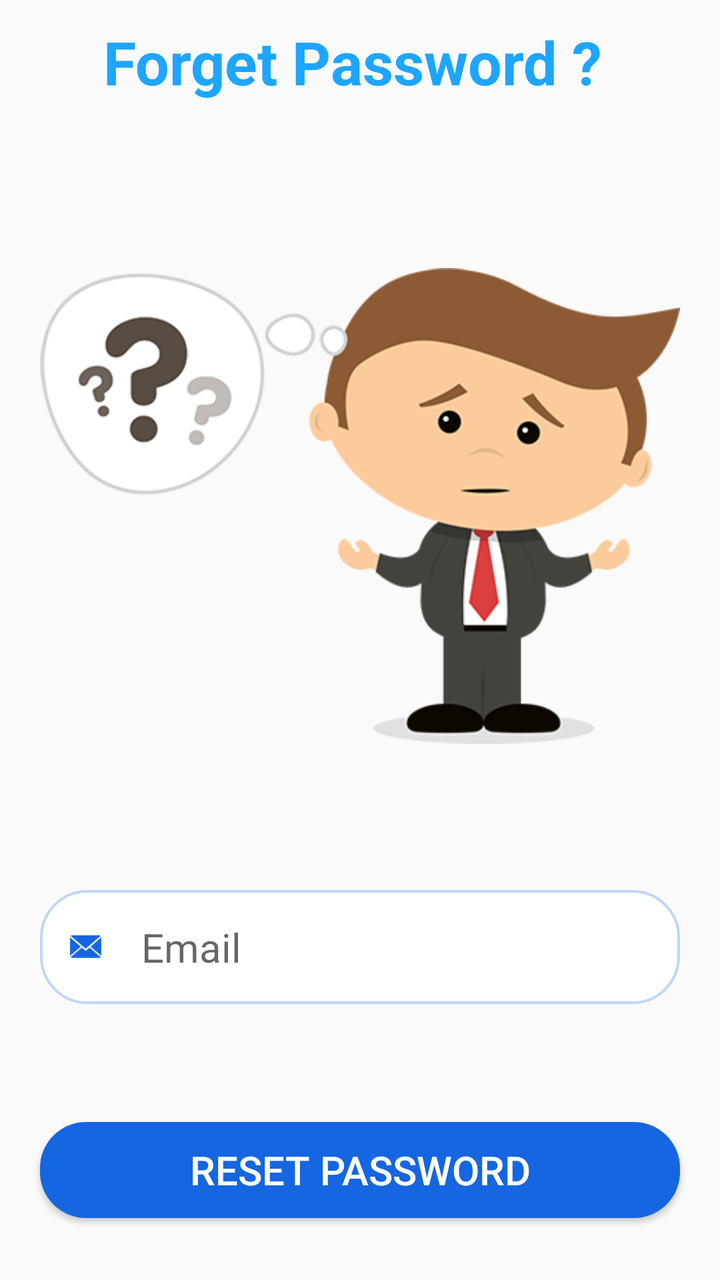
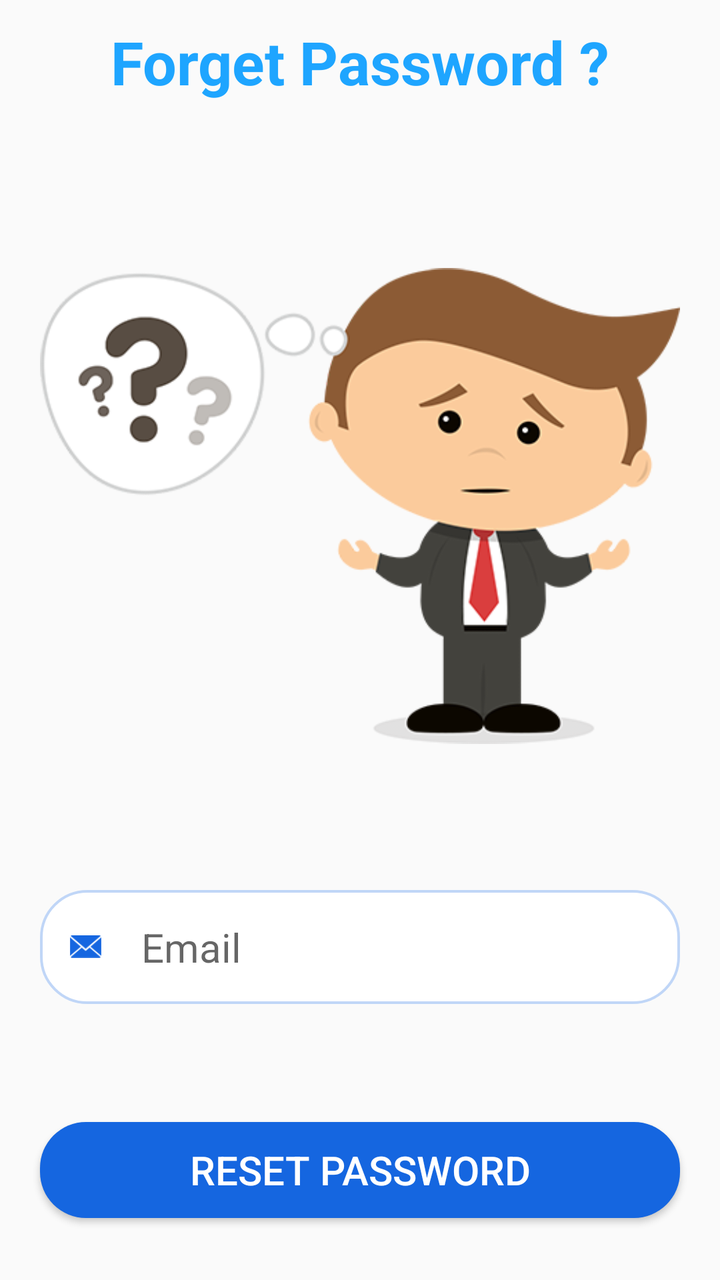

Two renders of the same Android screen: before a commit and after it. Below are the layout's source before the change and the commit's diff.
<!-- AndroidManifest.xml: application theme Theme.AppCompat.Light -->
<!-- res/layout/activity_forget_password.xml -->
<?xml version="1.0" encoding="utf-8"?>
<LinearLayout xmlns:android="http://schemas.android.com/apk/res/android"
    xmlns:app="http://schemas.android.com/apk/res-auto"
    xmlns:tools="http://schemas.android.com/tools"
    android:layout_width="match_parent"
    android:orientation="vertical"
    android:layout_height="match_parent"
    android:gravity="center"
    tools:context=".registration.forgetPasswordActivity">

    <TextView
        android:layout_width="wrap_content"
        android:layout_height="wrap_content"
        android:text="Forget Password ? "
        android:textColor="#1ea5ff"
        android:textSize="30sp"
        android:textStyle="bold"
        />

    <ImageView
        android:layout_width="wrap_content"
        android:layout_height="wrap_content"
        android:layout_marginStart="20dp"
        android:layout_marginTop="30dp"
        android:layout_marginEnd="20dp"
        android:src="@drawable/forget_password_image"
       />



    <RelativeLayout
        android:id="@+id/rl1"
        android:layout_width="match_parent"
        android:layout_height="wrap_content"
        android:layout_margin="20dp"
        android:background="@drawable/blue_border_rounded_cornwe"
     >

        <EditText
            android:id="@+id/forget_password_email_ID"
            android:layout_width="match_parent"
            android:layout_height="wrap_content"
            android:layout_toRightOf="@id/username_icon"
            android:background="@android:color/transparent"
            android:hint="Email"
            android:paddingLeft="20dp"
            android:paddingTop="15dp"
            android:paddingBottom="15dp"
            android:textCursorDrawable="@drawable/cursor_color"
            android:textSize="20sp" />


        <ImageView
            android:id="@+id/username_icon"
            android:layout_width="15.7dp"
            android:layout_height="15.3dp"
            android:layout_centerVertical="true"
            android:layout_marginLeft="15dp"
            android:src="@drawable/email" />

    </RelativeLayout>
    <TextView
        android:id="@+id/confimation_msg_ID"
        android:layout_width="wrap_content"
        android:layout_height="wrap_content"
        android:text="Reset Email send to above email id please check it out "
        android:textColor="#8BC34A"
        android:visibility="invisible"
        />
    <Button
        android:id="@+id/reset_password_btn_ID"
        android:layout_width="match_parent"
        android:layout_height="wrap_content"
        android:layout_gravity="center"
        android:layout_margin="20dp"
        android:background="@drawable/blue_fill__rounded_color"
        android:padding="10dp"
        android:text="Reset Password"
        android:textColor="@color/white"
        android:textSize="20dp"
        app:layout_constraintBottom_toBottomOf="parent"
        app:layout_constraintTop_toBottomOf="@+id/rl1"
        tools:layout_editor_absoluteX="16dp" />


</LinearLayout>
<!-- resources referenced by this layout -->
<resources>
  <color name="white">#FFFFFFFF</color>
  <!-- drawable blue_border_rounded_cornwe (drawable-v24) -->
  <?xml version="1.0" encoding="utf-8"?>
  <shape xmlns:android="http://schemas.android.com/apk/res/android" android:shape="rectangle">
  <solid android:color="#FFFFFF"/>
  <stroke android:color="#c0d6f7" android:width="1.3dp"/>
  <corners android:radius="23dp"/>
  </shape>
  <!-- drawable blue_fill__rounded_color (drawable-v24) -->
  <?xml version="1.0" encoding="utf-8"?>
  <shape xmlns:android="http://schemas.android.com/apk/res/android" android:shape="rectangle">
  <solid android:color="#1566e0"/>
  <corners android:radius="23dp"/>
  </shape>
  <!-- drawable cursor_color (drawable-v24) -->
  <?xml version="1.0" encoding="utf-8"?>
  <shape xmlns:android="http://schemas.android.com/apk/res/android" >
      <size android:width="2dp" />
      <solid android:color="#1ea5ff"  />
  </shape>
  <!-- drawable email: png bitmap (drawable-v24, 1069 bytes) -->
  <!-- drawable forget_password_image: png bitmap (drawable-v24, 60354 bytes) -->
</resources>

<!-- the commit's change to res/layout/activity_forget_password.xml (unified diff, before → after) -->
@@ -11,7 +11,7 @@
     <TextView
         android:layout_width="wrap_content"
         android:layout_height="wrap_content"
-        android:text="Forget Password ? "
+        android:text="@string/forget_password"
         android:textColor="#1ea5ff"
         android:textSize="30sp"
         android:textStyle="bold"
@@ -26,8 +26,6 @@
         android:src="@drawable/forget_password_image"
        />
 
-
-
     <RelativeLayout
         android:id="@+id/rl1"
         android:layout_width="match_parent"
@@ -40,10 +38,10 @@
             android:id="@+id/forget_password_email_ID"
             android:layout_width="match_parent"
             android:layout_height="wrap_content"
-            android:layout_toRightOf="@id/username_icon"
+            android:layout_toEndOf="@id/username_icon"
             android:background="@android:color/transparent"
-            android:hint="Email"
-            android:paddingLeft="20dp"
+            android:hint="@string/email"
+            android:paddingStart="20dp"
             android:paddingTop="15dp"
             android:paddingBottom="15dp"
             android:textCursorDrawable="@drawable/cursor_color"
@@ -55,7 +53,7 @@
             android:layout_width="15.7dp"
             android:layout_height="15.3dp"
             android:layout_centerVertical="true"
-            android:layout_marginLeft="15dp"
+            android:layout_marginStart="15dp"
             android:src="@drawable/email" />
 
     </RelativeLayout>
@@ -63,7 +61,7 @@
         android:id="@+id/confimation_msg_ID"
         android:layout_width="wrap_content"
         android:layout_height="wrap_content"
-        android:text="Reset Email send to above email id please check it out "
+        android:text="@string/reset_email_sent"
         android:textColor="#8BC34A"
         android:visibility="invisible"
         />
@@ -75,9 +73,9 @@
         android:layout_margin="20dp"
         android:background="@drawable/blue_fill__rounded_color"
         android:padding="10dp"
-        android:text="Reset Password"
+        android:text="@string/reset_password"
         android:textColor="@color/white"
-        android:textSize="20dp"
+        android:textSize="20sp"
         app:layout_constraintBottom_toBottomOf="parent"
         app:layout_constraintTop_toBottomOf="@+id/rl1"
         tools:layout_editor_absoluteX="16dp" />
<!-- resource entries referenced after the edit -->
@@ -22,5 +22,9 @@
   </shape>
   <!-- drawable email: png bitmap (drawable-v24, 1069 bytes) -->
   <!-- drawable forget_password_image: png bitmap (drawable-v24, 60354 bytes) -->
+  <string name="email">Email</string>
+  <string name="forget_password">Forget Password ?</string>
+  <string name="reset_email_sent">Reset Email send to above email id please check it out</string>
+  <string name="reset_password">Reset Password</string>
 </resources>
 
